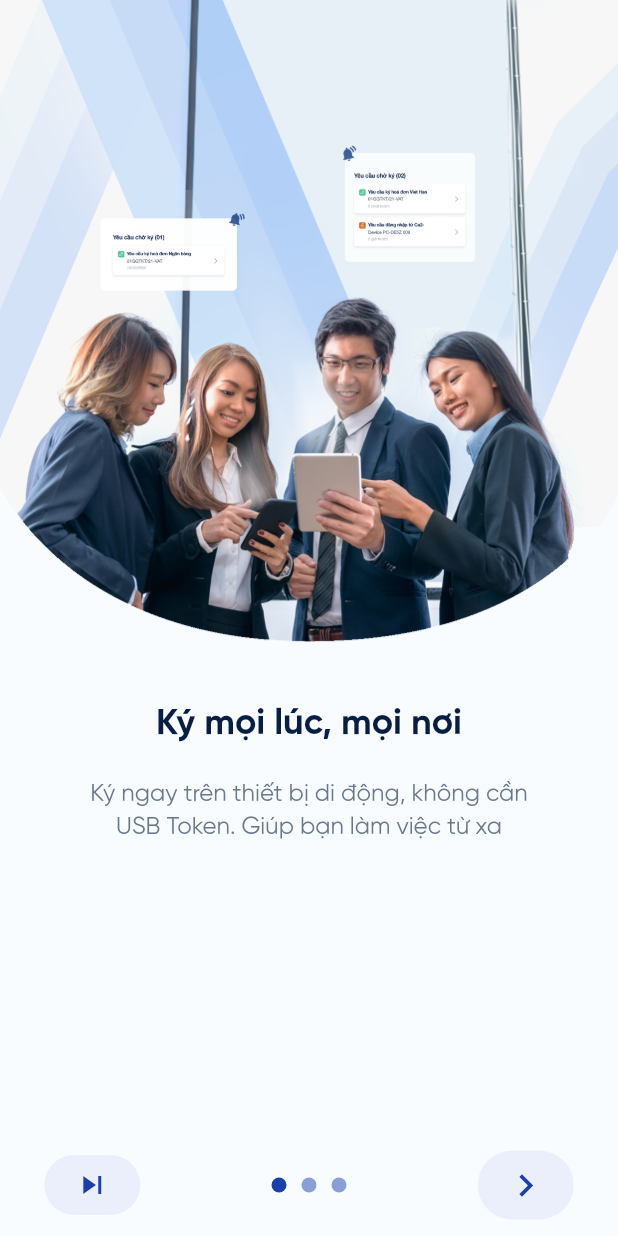
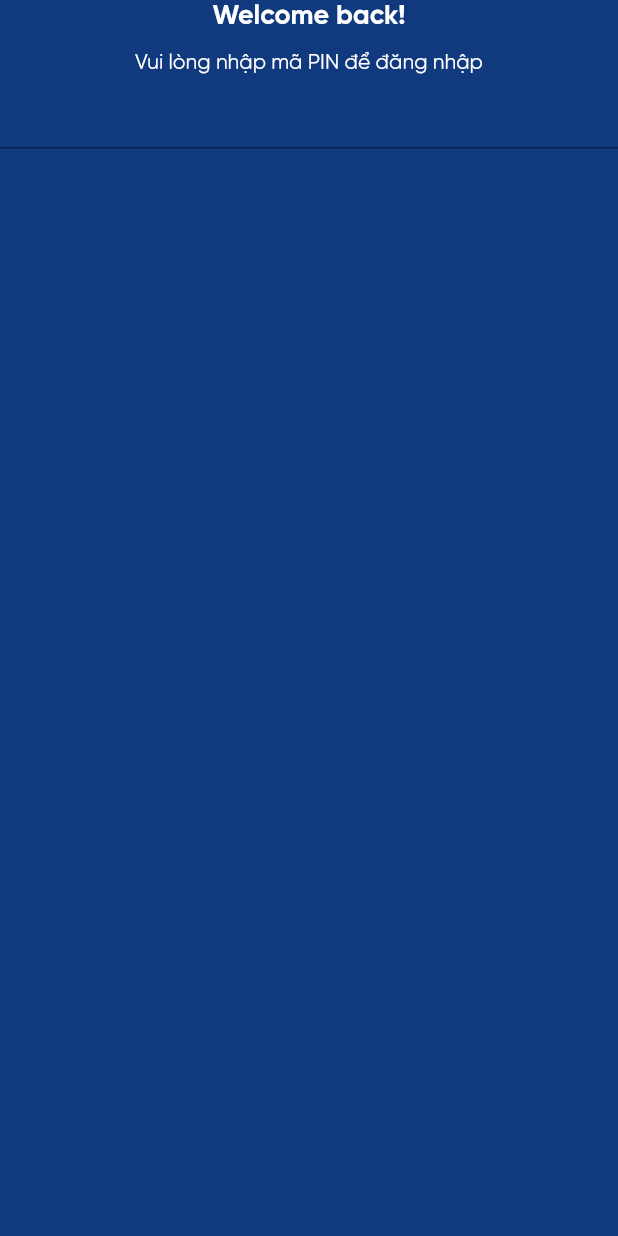
Before and after one commit to nic2020-code/mobile_sign, a Flutter app: the screen it shows after launch, on a phone screen of 412 x 824 dp. Run offline on Flutter 3.47's test engine with Material 2 defaults, Android fonts, the phone set to English and light mode, and no system bars; drawn by our look-alikes of intro_slider; our stand-ins replace font_awesome_flutter, percent_indicator.

Commit message:
16/12/2020 commit

```diff
--- a/lib/Screens/SignIn/components/set_pin_password.dart
+++ b/lib/Screens/SignIn/components/set_pin_password.dart
@@ -4,58 +4,6 @@ import 'package:myApp/Screens/SignIn/sign_in_success.dart';
 import 'package:percent_indicator/percent_indicator.dart';
 import 'package:flutter/services.dart';
 import 'package:font_awesome_flutter/font_awesome_flutter.dart';
-
-// class ConnectDeviceBody extends StatelessWidget {
-//   @override
-//   Widget build(BuildContext context) {
-//     return Stack(
-//       children: <Widget>[
-//         Container(
-//           color: Colors.white,
-//         ), // Required some widget in between to float AppBar
-
-//         Positioned(
-//           top: 40,
-//           left: 16,
-//           right: 16,
-//           child: AppBar(
-//             elevation: 0,
-//             backgroundColor: Colors.transparent,
-//             leading: new IconButton(
-//               icon: new Icon(Icons.arrow_back_ios_rounded),
-//               color: Color.fromRGBO(9, 30, 66, 1),
-//               highlightColor: Colors.transparent,
-//               onPressed: () {
-//                 Navigator.pop(context);
-//               },
-//             ),
-//             primary: false,
-//             actions: <Widget>[
-//               Container(
-//                   margin: const EdgeInsets.only(
-//                       left: 16, top: 22, bottom: 16, right: 24),
-//                   padding: const EdgeInsets.only(top: 3, right: 2),
-//                   decoration: BoxDecoration(
-//                     border: Border.all(
-//                         width: 1, color: Color.fromRGBO(17, 57, 125, 1)),
-//                     borderRadius: BorderRadius.all(Radius.circular(10.0)),
-//                   ),
-//                   child: Column(children: <Widget>[
-//                     new LinearPercentIndicator(
-//                       backgroundColor: Colors.transparent,
-//                       width: 80.0,
-//                       lineHeight: 10.0,
-//                       percent: 0.25,
-//                       progressColor: Color.fromRGBO(17, 57, 125, 1),
-//                     ),
-//                   ]))
-//             ],
-//           ),
-//         ),
-//       ],
-//     );
-//   }
-// }
 
 class SetPINPassword extends StatefulWidget {
   @override
@@ -117,6 +65,7 @@ class _SetPINState extends State<SetPINPassword> with WidgetsBindingObserver {
           key: _scaffoldKey,
           body: SafeArea(
               minimum: const EdgeInsets.only(top: 40, left: 16, right: 16),
+              child: SingleChildScrollView(
                 child: Column(
                   crossAxisAlignment: CrossAxisAlignment.start,
                   children: <Widget>[
@@ -135,8 +84,10 @@ class _SetPINState extends State<SetPINPassword> with WidgetsBindingObserver {
                         primary: false,
                         actions: <Widget>[
                           Container(
-                            margin: const EdgeInsets.only(top: 22, bottom: 16),
-                            padding: const EdgeInsets.only(top: 3.4, right: 2),
+                              margin:
+                                  const EdgeInsets.only(top: 22, bottom: 16),
+                              padding:
+                                  const EdgeInsets.only(top: 3.4, right: 2),
                               decoration: BoxDecoration(
                                 border: Border.all(
                                     width: 1,
@@ -286,6 +237,7 @@ class _SetPINState extends State<SetPINPassword> with WidgetsBindingObserver {
                       ),
                     )
                   ],
+                ),
               ))),
       debugShowCheckedModeBanner: false,
     );
--- /dev/null
+++ b/lib/Screens/SignInConnected/sign_in_widget.dart
@@ -0,0 +1,73 @@
+import 'package:flutter/cupertino.dart';
+import 'package:flutter/material.dart';
+// import 'package:flutter/services.dart';
+
+class SignInConnected extends StatefulWidget {
+  @override
+  State<StatefulWidget> createState() {
+    return _FormConnectedState();
+  }
+}
+
+class _FormConnectedState extends State<SignInConnected>
+    with WidgetsBindingObserver {
+  static final GlobalKey<ScaffoldState> _scaffoldKey =
+      new GlobalKey<ScaffoldState>();
+  // final _connectController = TextEditingController();
+  TextEditingController textFieldCtrl;
+  // FocusNode focusNode;
+  // bool _connectValidate = false;
+
+  // String _connect;
+  @override
+  void initState() {
+    // textFieldCtrl = TextEditingController();
+    // focusNode = FocusNode()..addListener(_rebuildOnFocusChange);
+    super.initState();
+  }
+
+  // void _rebuildOnFocusChange() => setState(() {});
+
+  // void _onButtonPressed() {}
+
+  // void dispose() {
+  //   _connectController.dispose();
+  //   super.dispose();
+  // }
+
+  @override
+  Widget build(BuildContext context) {
+    return MaterialApp(
+      title: "Sign In Connected",
+      home: Scaffold(
+        backgroundColor: Color.fromRGBO(17, 57, 125, 1),
+        key: _scaffoldKey,
+        body: SafeArea(
+            child: Center(
+          child: Column(
+            children: [
+              Text(
+                'Welcome back!',
+                style: TextStyle(
+                    color: Colors.white,
+                    fontFamily: 'Gilroy',
+                    fontWeight: FontWeight.w600,
+                    fontSize: 18.0),
+              ),
+              SizedBox(
+                height: 12.0,
+              ),
+              Text(
+                'Vui lòng nhập mã PIN để đăng nhập',
+                style: TextStyle(
+                    color: Colors.white, fontFamily: 'Gilroy', fontSize: 14.0),
+              ),
+              TextField(),
+            ],
+          ),
+        )),
+      ),
+      debugShowCheckedModeBanner: false,
+    );
+  }
+}
--- a/lib/introSlide.dart
+++ b/lib/introSlide.dart
@@ -3,7 +3,7 @@ import 'package:flutter/cupertino.dart';
 import 'package:intro_slider/dot_animation_enum.dart';
 import 'package:intro_slider/slide_object.dart';
 import 'package:myApp/main.dart';
-import 'package:flutter_native_splash/flutter_native_splash.dart';
+// import 'package:flutter_native_splash/flutter_native_splash.dart';
 import 'package:intro_slider/intro_slider.dart';
 import 'Screens/Welcome/welcome_screen.dart';
 
--- a/lib/main.dart
+++ b/lib/main.dart
@@ -2,6 +2,7 @@ import 'package:flutter/material.dart';
 import 'package:myApp/constants.dart';
 import 'introSlide.dart';
 import 'constants.dart';
+import 'Screens/SignInConnected/sign_in_widget.dart';
 
 void main() => runApp(new MyApp());
 
@@ -15,7 +16,7 @@ class MyApp extends StatelessWidget {
         primaryColor: kPrimaryColor,
         scaffoldBackgroundColor: Colors.white,
       ),
-      home: IntroScreen(),
+      home: SignInConnected(),
       debugShowCheckedModeBanner: false,
     );
   }
```
Also changed, not shown: lib/Screens/SignIn/components/OTP_auth.dart (+2 -54 lines). Lines whose indentation alone changed are shown as unchanged.
